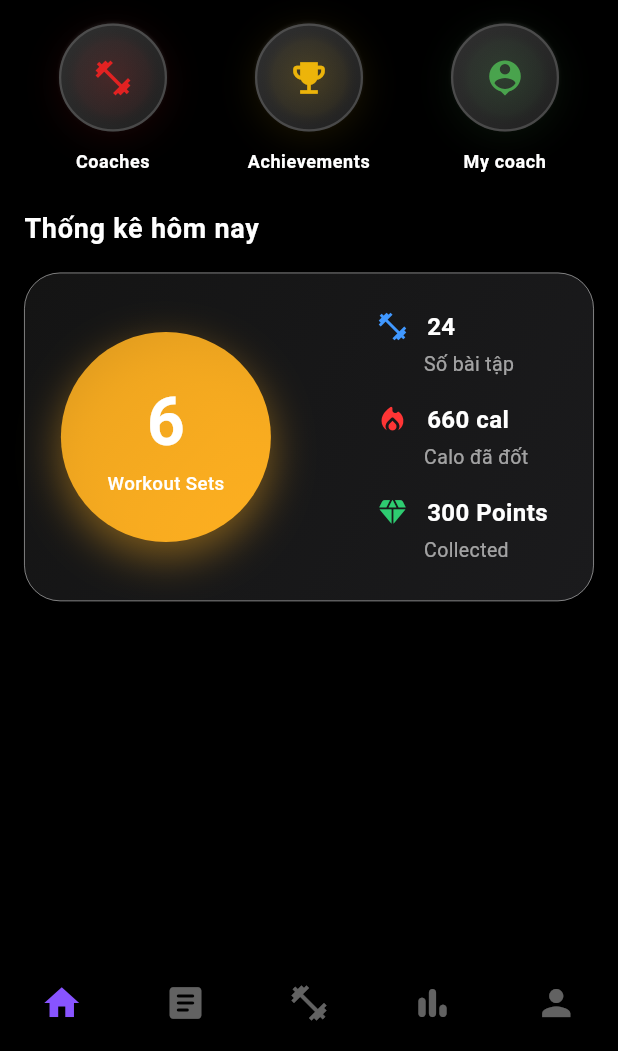
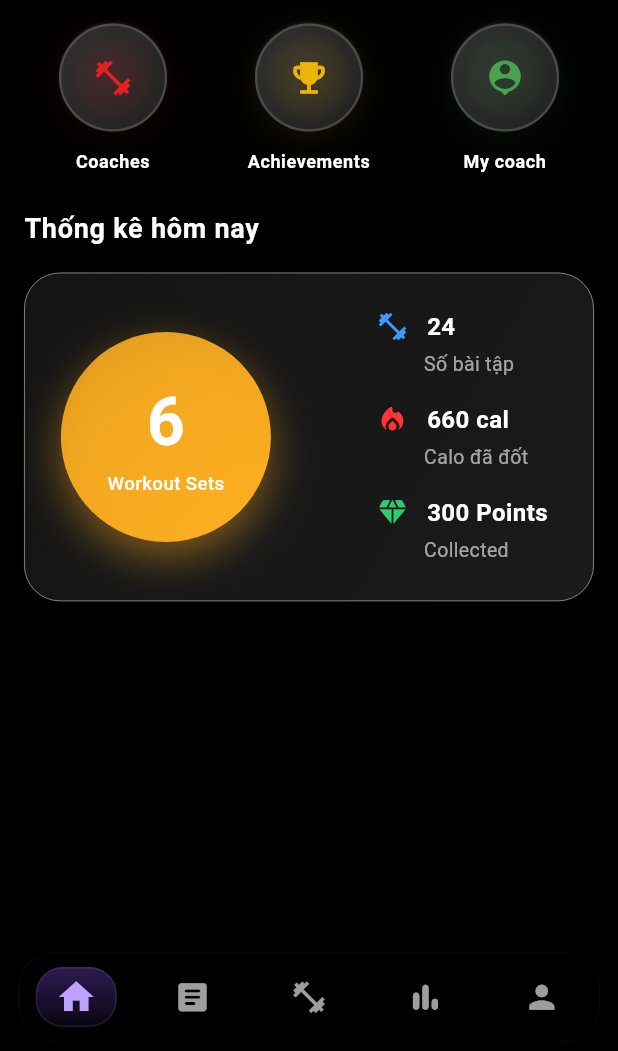
Before and after one commit to annguyen1407/DATN-GymForge, a Flutter app: the MainScreen screen opened by its route, on a phone screen of 412 x 824 dp, the part 185-1236 px from its top. Run offline on Flutter 3.47's test engine with Material 3 defaults, Android fonts, the phone set to English and light mode, and no system bars; our stand-ins replace flutter_secure_storage, percent_indicator, shared_preferences, table_calendar; accounts and stored records are empty; network calls fail.

Commit message:
Migrate to Color.withValues for alpha and update UI
Replaced deprecated Color.withOpacity usages with Color.withValues(alpha: x) throughout the app for future compatibility. Updated the custom bottom navigation bar with a blurred, rounded design and improved selection highlight. Minor UI tweaks and code cleanups were made, and a placeholder color_alpha.dart was added to avoid stale imports during incremental rebuilds.

```diff
--- a/front-end-flutter/gym_app_v2/lib/screens/log/log_day_screen.dart
+++ b/front-end-flutter/gym_app_v2/lib/screens/log/log_day_screen.dart
@@ -218,7 +218,7 @@ class _LogOfDayScreenState extends State<LogOfDayScreen>
     return Container(
       padding: const EdgeInsets.symmetric(horizontal: 8, vertical: 4),
       decoration: BoxDecoration(
-        color: color.withOpacity(0.15),
+        color: color.withValues(alpha: 0.15),
         border: Border.all(color: color, width: 1),
         borderRadius: BorderRadius.circular(12),
       ),
--- a/front-end-flutter/gym_app_v2/lib/screens/main_screen.dart
+++ b/front-end-flutter/gym_app_v2/lib/screens/main_screen.dart
@@ -109,6 +109,7 @@ class _MainScreenState extends State<MainScreen> {
       UserScreen(),
     ];
     return Scaffold(
+      extendBody: true,
       body: tabs[_selectedIndex],
       bottomNavigationBar: CustomBottomNavBar(
         currentIndex: _selectedIndex,
--- /dev/null
+++ b/front-end-flutter/gym_app_v2/lib/utils/color_alpha.dart
@@ -0,0 +1,3 @@
+// This file intentionally left blank.
+// Previous ColorAlpha extension removed after migrating to Color.withValues(alpha: x).
+// Retained only to avoid stale imports during incremental rebuilds.
--- a/front-end-flutter/gym_app_v2/lib/widgets/custom_bottom_nav_bar.dart
+++ b/front-end-flutter/gym_app_v2/lib/widgets/custom_bottom_nav_bar.dart
@@ -1,9 +1,19 @@
 // Dùng ở: main_screen. Thanh điều hướng dưới cùng của app.
+import 'dart:ui';
 import 'package:flutter/material.dart';
 
 class CustomBottomNavBar extends StatelessWidget {
   final int currentIndex;
   final ValueChanged<int> onTap;
+  // Optional: allow injection later (kept minimal now)
+  final List<IconData> icons = const [
+    Icons.home,
+    Icons.article_rounded,
+    Icons.fitness_center,
+    Icons.bar_chart_rounded,
+    Icons.person,
+  ];
+
   const CustomBottomNavBar({
     super.key,
     required this.currentIndex,
@@ -12,51 +22,93 @@ class CustomBottomNavBar extends StatelessWidget {
 
   @override
   Widget build(BuildContext context) {
-    return Container(
-      decoration: const BoxDecoration(
-        color: Colors.black,
+    const double barHeight = 60;
+    const double highlightWidth = 54;
+    const double highlightHeight = 40;
+    return SafeArea(
+      top: false,
+      child: Padding(
+        padding: const EdgeInsets.fromLTRB(12, 0, 12, 6),
+        child: ClipRRect(
+          borderRadius: BorderRadius.circular(24),
+          child: BackdropFilter(
+            filter: ImageFilter.blur(sigmaX: 12, sigmaY: 12),
+            child: DecoratedBox(
+              decoration: BoxDecoration(
+                borderRadius: BorderRadius.circular(24),
+                color: Colors.black.withValues(alpha: 0.58),
+                border: Border.all(
+                  color: Colors.white.withValues(alpha: 0.04),
+                  width: 0.7,
+                ),
                 boxShadow: [
                   BoxShadow(
-            color: Colors.black26,
-            blurRadius: 8,
-            offset: Offset(0, -2),
+                    color: Colors.black.withValues(alpha: 0.35),
+                    blurRadius: 14,
+                    offset: const Offset(0, 4),
                   ),
                 ],
               ),
-      child: SafeArea(
-        top: false,
               child: SizedBox(
-          height: 64,
-          child: Row(
-            mainAxisAlignment: MainAxisAlignment.spaceAround,
+                height: barHeight,
+                child: LayoutBuilder(
+                  builder: (context, constraints) {
+                    final width = constraints.maxWidth;
+                    final itemWidth = width / icons.length;
+                    final left =
+                        currentIndex * itemWidth +
+                        (itemWidth - highlightWidth) / 2;
+                    return Stack(
                       children: [
+                        // selection highlight (smaller capsule behind icon)
+                        AnimatedPositioned(
+                          duration: const Duration(milliseconds: 300),
+                          curve: Curves.easeOutCubic,
+                          left: left,
+                          top: (barHeight - highlightHeight) / 2,
+                          width: highlightWidth,
+                          height: highlightHeight,
+                          child: AnimatedContainer(
+                            duration: const Duration(milliseconds: 380),
+                            curve: Curves.easeOutCubic,
+                            decoration: BoxDecoration(
+                              borderRadius: BorderRadius.circular(18),
+                              gradient: LinearGradient(
+                                colors: [
+                                  const Color(
+                                    0xFF8854FF,
+                                  ).withValues(alpha: 0.32),
+                                  const Color(
+                                    0xFF8854FF,
+                                  ).withValues(alpha: 0.07),
+                                ],
+                                begin: Alignment.topCenter,
+                                end: Alignment.bottomCenter,
+                              ),
+                              border: Border.all(
+                                color: Colors.white.withValues(alpha: 0.08),
+                                width: 1,
+                              ),
+                            ),
+                          ),
+                        ),
+                        Row(
+                          children: [
+                            for (int i = 0; i < icons.length; i++)
                               _NavItem(
-                icon: Icons.home,
-                selected: currentIndex == 0,
-                onTap: () => onTap(0),
-              ),
-              _NavItem(
-                icon: Icons.article_rounded,
-                selected: currentIndex == 1,
-                onTap: () => onTap(1),
-              ),
-              _NavItem(
-                icon: Icons.fitness_center,
-                selected: currentIndex == 2,
-                onTap: () => onTap(2),
-              ),
-              _NavItem(
-                icon: Icons.bar_chart_rounded,
-                selected: currentIndex == 3,
-                onTap: () => onTap(3),
-                showDot: true,
-              ),
-              _NavItem(
-                icon: Icons.person,
-                selected: currentIndex == 4,
-                onTap: () => onTap(4),
+                                icon: icons[i],
+                                selected: currentIndex == i,
+                                onTap: () => onTap(i),
+                                showDot: i == 3,
                               ),
                           ],
+                        ),
+                      ],
+                    );
+                  },
+                ),
+              ),
+            ),
           ),
         ),
       ),
@@ -87,14 +139,21 @@ class _NavItem extends StatelessWidget {
           child: Stack(
             alignment: Alignment.center,
             children: [
-              Icon(
+              AnimatedScale(
+                scale: selected ? 1.12 : 1.0,
+                duration: const Duration(milliseconds: 240),
+                curve: Curves.easeOut,
+                child: Icon(
                   icon,
-                size: 28,
-                color: selected ? const Color(0xFF8854FF) : Colors.white38,
+                  size: 25,
+                  color: selected
+                      ? const Color(0xFFBFA2FF)
+                      : Colors.white.withValues(alpha: 0.62),
+                ),
               ),
               if (selected && showDot)
                 Positioned(
-                  bottom: 10,
+                  bottom: 6,
                   child: Container(
                     width: 6,
                     height: 6,
--- a/front-end-flutter/gym_app_v2/lib/widgets/pill_tab_bar.dart
+++ b/front-end-flutter/gym_app_v2/lib/widgets/pill_tab_bar.dart
@@ -17,7 +17,7 @@ class PillTabBar extends StatelessWidget implements PreferredSizeWidget {
   final Color labelColor;
   final Color unselectedLabelColor;
 
-  PillTabBar({
+  const PillTabBar({
     super.key,
     required this.controller,
     this.tabs,
@@ -70,7 +70,7 @@ class PillTabBar extends StatelessWidget implements PreferredSizeWidget {
           overlayColor: WidgetStateProperty.all(Colors.transparent),
           dividerColor: Colors.transparent,
           indicator: BoxDecoration(
-            color: indicatorColor.withOpacity(indicatorOpacity),
+            color: indicatorColor.withValues(alpha: indicatorOpacity),
             borderRadius: BorderRadius.circular(borderRadius),
           ),
           indicatorPadding: const EdgeInsets.symmetric(
```
Also changed, not shown: front-end-flutter/gym_app_v2/lib/main.dart (+10 -1 lines), front-end-flutter/gym_app_v2/lib/screens/log/log_exercise_detail_screen.dart (+27 -14 lines), front-end-flutter/gym_app_v2/lib/widgets/log_plan_card.dart (+14 -14 lines), front-end-flutter/gym_app_v2/lib/widgets/workout_time_chart.dart (+5 -5 lines). Lines whose indentation alone changed are shown as unchanged.
